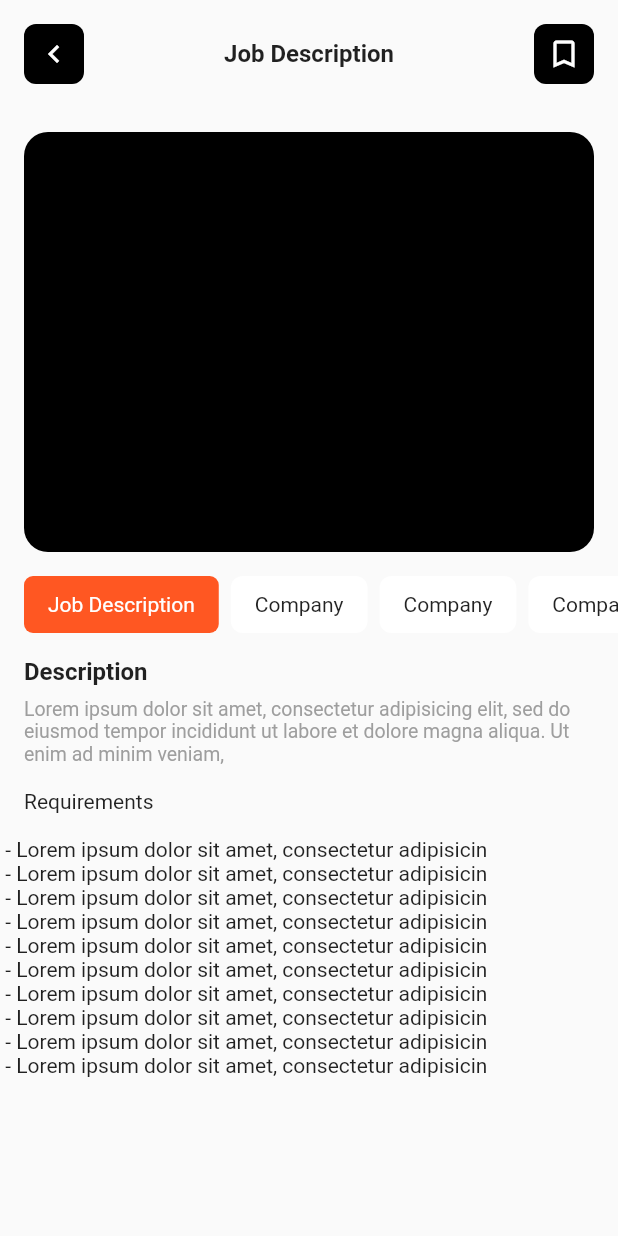
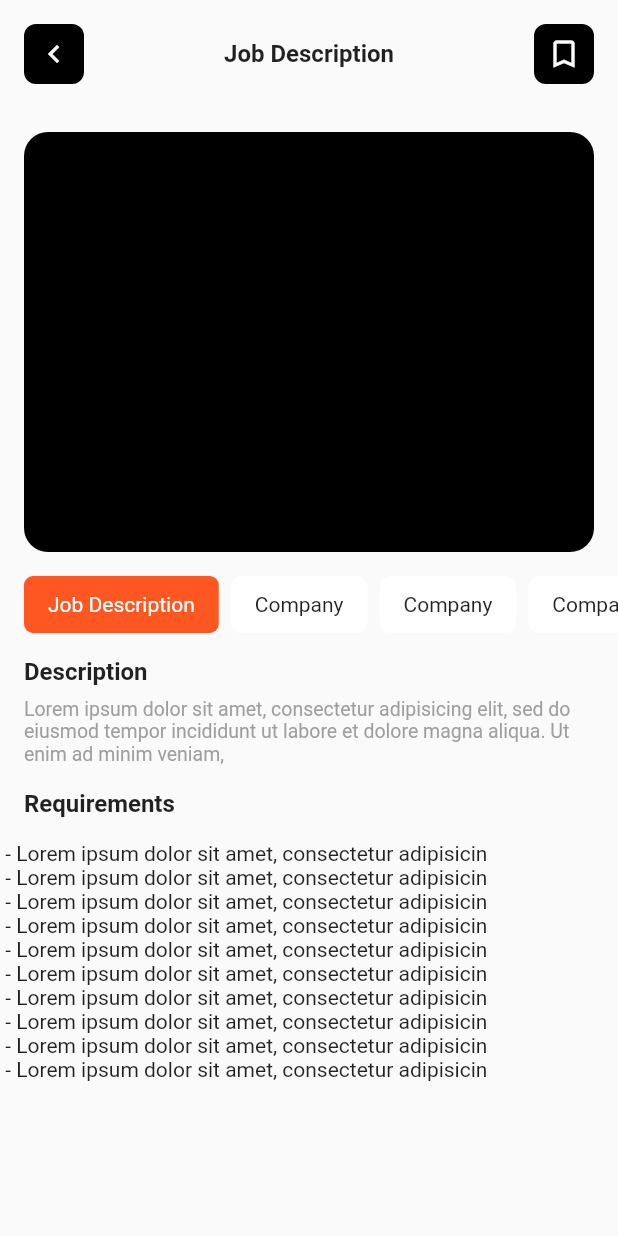
Before and after one commit to JAICHANGPARK/flutter_notebook_chapter_21, a Flutter app: the JobDescriptionPage screen opened directly, on a phone screen of 412 x 824 dp. Run offline on Flutter 3.47's test engine with Material 2 defaults, Android fonts, the phone set to English and light mode, and no system bars; our stand-ins replace badges, dots_indicator, fl_chart, flutter_riverpod; missing offline and left inert: candlesticks; network calls fail.

Commit message:
Update job_description_page.dart

```diff
--- a/lib/ep1237_job_finder_app/src/ui/job_description_page.dart
+++ b/lib/ep1237_job_finder_app/src/ui/job_description_page.dart
@@ -159,6 +159,10 @@ class _JobDescriptionPageState extends State<JobDescriptionPage> {
                         ),
                         Text(
                           "Requirements",
+                          style: TextStyle(
+                              fontWeight: FontWeight.bold,
+                              fontSize: 16
+                          ),
                         ),
 
                       ],
```
